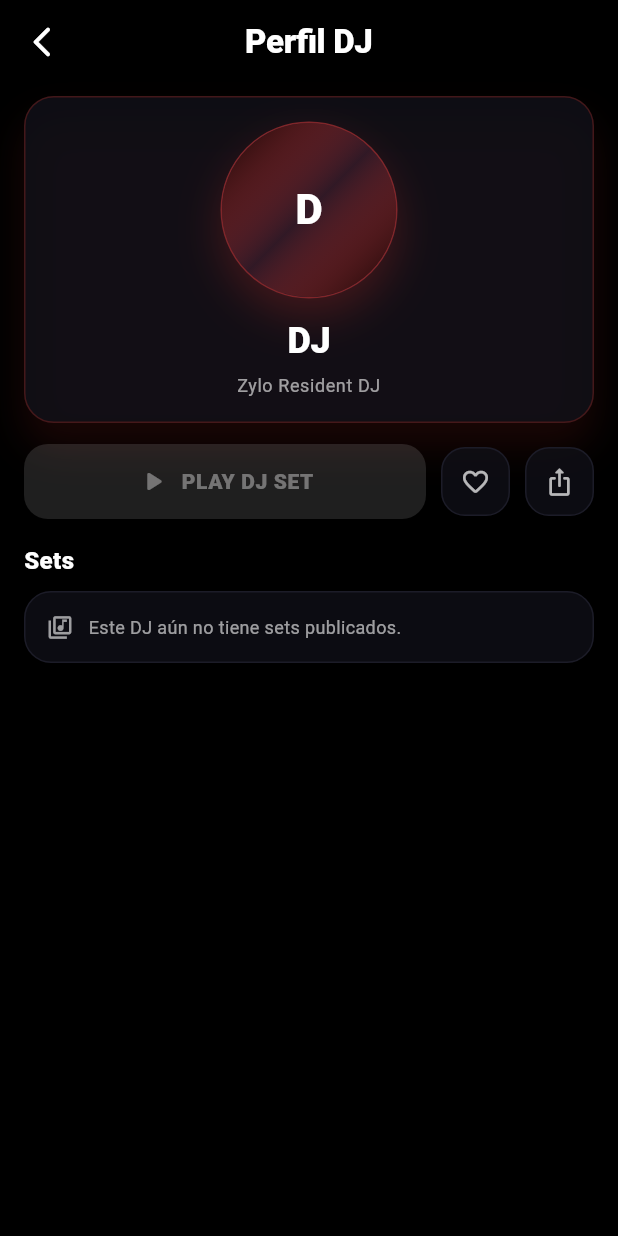
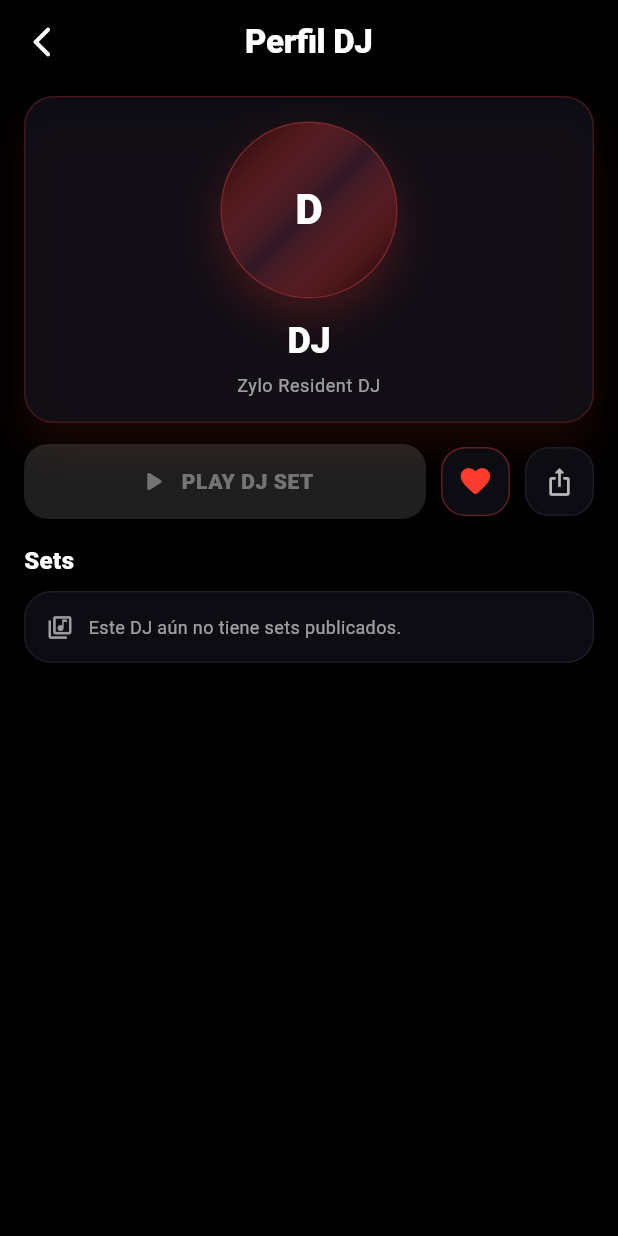
Before and after one commit to jbsbookme/Zylofm, a Flutter app: the DJProfileScreen screen opened directly with empty values, after a tap on the "favorite outline" icon, on a phone screen of 412 x 824 dp. Run offline on Flutter 3.47's test engine with Material 3 defaults, Android fonts, the phone set to English and light mode, and no system bars; our stand-ins replace audio_service, just_audio, rxdart, share_plus, shared_preferences; missing offline and left inert: audio_session; accounts and stored records are empty; network calls fail; statements that could not run were skipped.

Commit message:
PASO 6: Like + Share (local, UI only)

```diff
--- a/lib/screens/dj_profile_screen.dart
+++ b/lib/screens/dj_profile_screen.dart
@@ -1,4 +1,6 @@
 import 'package:flutter/material.dart';
+import 'package:share_plus/share_plus.dart';
+import 'package:shared_preferences/shared_preferences.dart';
 
 import '../audio/zylo_audio_handler.dart';
 import '../content/admin_content_models.dart';
@@ -23,8 +25,14 @@ class DJProfileScreen extends StatefulWidget {
 class _DJProfileScreenState extends State<DJProfileScreen> with SingleTickerProviderStateMixin {
   late final Future<AdminContent> _contentFuture;
   late final AnimationController _enterController;
+  late final AnimationController _likeController;
+
+  bool _liked = false;
+  bool _prefsLoaded = false;
 
   static const Color _djRed = Color(0xFFFF3B30);
+
+  static String _likeKeyForDj(String djId) => 'liked_dj_$djId';
 
   @override
   void initState() {
@@ -36,11 +44,42 @@ class _DJProfileScreenState extends State<DJProfileScreen> with SingleTickerProv
       vsync: this,
       duration: const Duration(milliseconds: 220),
     )..forward();
+
+    _likeController = AnimationController(
+      vsync: this,
+      duration: const Duration(milliseconds: 180),
+      lowerBound: 0.0,
+      upperBound: 1.0,
+    );
+
+    _loadLikeState();
+  }
+
+  Future<void> _loadLikeState() async {
+    try {
+      final prefs = await SharedPreferences.getInstance();
+      final liked = prefs.getBool(_likeKeyForDj(widget.djId)) ?? false;
+      if (!mounted) return;
+      setState(() {
+        _prefsLoaded = true;
+        _liked = liked;
+      });
+      if (liked) {
+        _likeController.value = 1.0;
+      }
+    } catch (_) {
+      if (!mounted) return;
+      setState(() {
+        _prefsLoaded = true;
+        _liked = false;
+      });
+    }
   }
 
   @override
   void dispose() {
     _enterController.dispose();
+    _likeController.dispose();
     super.dispose();
   }
 
@@ -369,18 +408,47 @@ class _DJProfileScreenState extends State<DJProfileScreen> with SingleTickerProv
           ),
         ),
         const SizedBox(width: 10),
-        _iconPill(
-          icon: Icons.favorite_border_rounded,
-          tooltip: 'Follow',
-          onTap: () {},
-        ),
+        _likePill(dj),
         const SizedBox(width: 10),
         _iconPill(
           icon: Icons.ios_share_rounded,
-          tooltip: 'Share',
-          onTap: () {},
+          tooltip: 'Compartir',
+          onTap: () => _shareDj(context, dj),
         ),
       ],
+    );
+  }
+
+  Widget _likePill(AdminDj dj) {
+    final enabled = _prefsLoaded;
+
+    final icon = _liked ? Icons.favorite_rounded : Icons.favorite_border_rounded;
+    final fg = _liked ? _djRed : Colors.white70;
+
+    return Tooltip(
+      message: 'Me gusta',
+      child: InkWell(
+        onTap: enabled ? () => _toggleLike(dj) : null,
+        borderRadius: BorderRadius.circular(16),
+        child: Container(
+          width: 46,
+          height: 46,
+          decoration: BoxDecoration(
+            color: ZyloColors.panel.withAlphaF(0.75),
+            borderRadius: BorderRadius.circular(16),
+            border: Border.all(color: _liked ? _djRed.withAlphaF(0.35) : const Color(0xFF1C1C28)),
+          ),
+          child: AnimatedBuilder(
+            animation: _likeController,
+            builder: (context, child) {
+              final t = Curves.easeOutBack.transform(_likeController.value);
+              final scale = 1.0 + (0.18 * t);
+              return Transform.scale(scale: scale, child: child);
+            },
+            child: Icon(icon, color: enabled ? fg : Colors.white38, size: 20),
+          ),
+        ),
+      ),
     );
   }
 
@@ -402,6 +470,40 @@ class _DJProfileScreenState extends State<DJProfileScreen> with SingleTickerProv
         ),
       ),
     );
+  }
+
+  Future<void> _toggleLike(AdminDj dj) async {
+    final next = !_liked;
+    setState(() => _liked = next);
+
+    if (next) {
+      _likeController.forward(from: 0.0);
+    } else {
+      _likeController.reverse(from: 1.0);
+    }
+
+    try {
+      final prefs = await SharedPreferences.getInstance();
+      await prefs.setBool(_likeKeyForDj(widget.djId), next);
+    } catch (_) {
+      // Non-blocking: Like is local-only; if persistence fails, keep the visual state.
+    }
+  }
+
+  Future<void> _shareDj(BuildContext context, AdminDj dj) async {
+    final text = 'Escucha a ${dj.name} en ZyloFM.\n\nSets en vivo y mixes premium.';
+    try {
+      final box = context.findRenderObject() as RenderBox?;
+      await Share.share(
+        text,
+        sharePositionOrigin: box != null ? box.localToGlobal(Offset.zero) & box.size : null,
+      );
+    } catch (e) {
+      if (!context.mounted) return;
+      ScaffoldMessenger.of(context).showSnackBar(
+        SnackBar(content: Text('No se pudo compartir: $e')),
+      );
+    }
   }
 
   Widget _buildSectionTitle(String text) {
--- a/pubspec.yaml
+++ b/pubspec.yaml
@@ -16,6 +16,8 @@ dependencies:
   rxdart: ^0.27.7
   cached_network_image: ^3.3.1
   http: ^1.2.2
+  shared_preferences: ^2.3.2
+  share_plus: ^10.1.4
 
 dev_dependencies:
   flutter_test:
```
Also changed, not shown: 6 other files.
